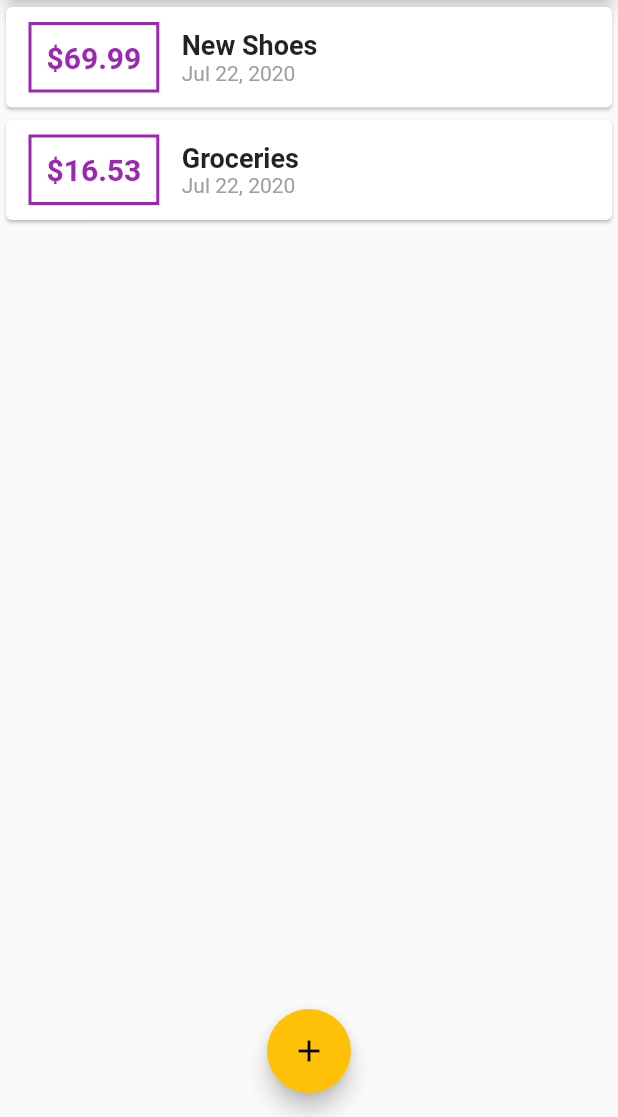
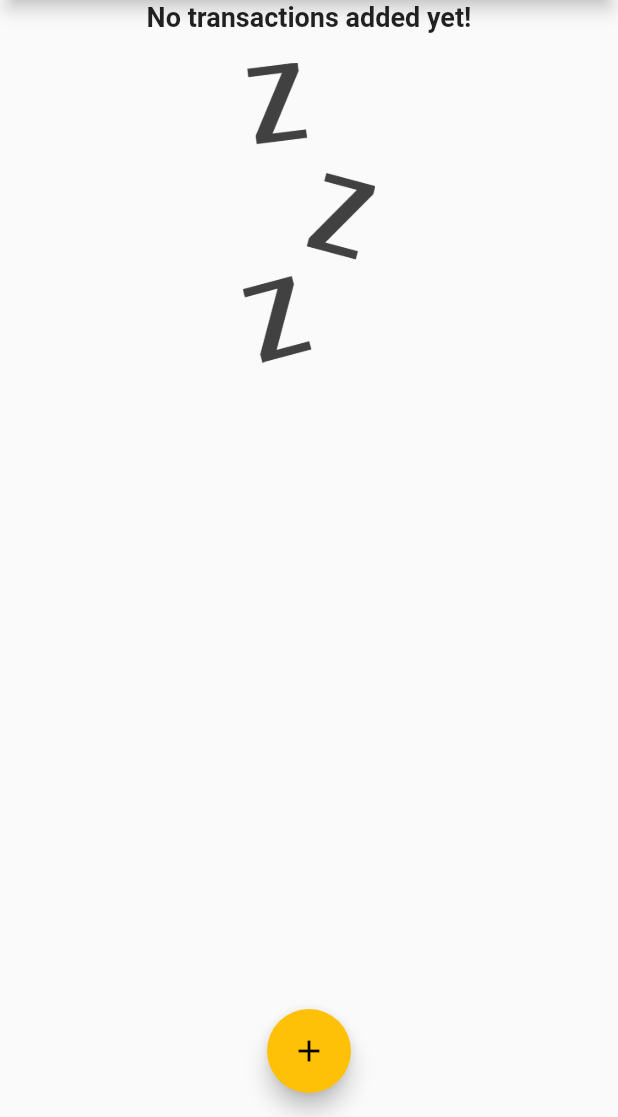
Before and after one commit to tdbranham/Simple_Financial_App, a Flutter app: the screen it shows after launch, on a phone screen of 412 x 824 dp, the part 119-1236 px from its top. Run offline on Flutter 3.47's test engine with Material 2 defaults, Android fonts, the phone set to English and light mode, and no system bars; Roboto replaces fonts that are missing (OpenSane).

Commit message:
add chart weekday value logic

```diff
--- a/lib/main.dart
+++ b/lib/main.dart
@@ -47,18 +47,18 @@ class _MyHomePageState extends State<MyHomePage> {
   String amountInput;
 
   final List<Transaction> _userTransactions = [
-    Transaction(
-      id: 't1',
-      title: 'New Shoes',
-      amount: 69.99,
-      date: DateTime.now(),
-    ),
-    Transaction(
-      id: 't2',
-      title: 'Groceries',
-      amount: 16.53,
-      date: DateTime.now(),
-    ),
+    // Transaction(
+    //   id: 't1',
+    //   title: 'New Shoes',
+    //   amount: 69.99,
+    //   date: DateTime.now(),
+    // ),
+    // Transaction(
+    //   id: 't2',
+    //   title: 'Groceries',
+    //   amount: 16.53,
+    //   date: DateTime.now(),
+    // ),
   ];
 
   void _addNewTransaction(String txTitle, double txAmount) {
--- a/lib/widgets/transaction_list.dart
+++ b/lib/widgets/transaction_list.dart
@@ -12,7 +12,26 @@ class TransactionList extends StatelessWidget {
   Widget build(BuildContext context) {
     return Container(
       height: 300,
-      child: ListView.builder(
+      child: transactions.isEmpty
+          ? Column(
+              children: <Widget>[
+                Text(
+                  'No transactions added yet!',
+                  style: Theme.of(context).textTheme.headline6,
+                ),
+                SizedBox(
+                  height: 20,
+                ),
+                Container(
+                  height: 200,
+                  child: Image.asset(
+                    'assets/images/waiting.png',
+                    fit: BoxFit.cover,
+                  ),
+                ),
+              ],
+            )
+          : ListView.builder(
               itemBuilder: (ctx, index) {
                 return Card(
                   child: Row(
--- a/pubspec.yaml
+++ b/pubspec.yaml
@@ -45,9 +45,8 @@ flutter:
   uses-material-design: true
 
   # To add assets to your application, add an assets section, like this:
-  # assets:
-  #   - images/a_dot_burr.jpeg
-  #   - images/a_dot_ham.jpeg
+  assets:
+    - assets/images/waiting.png
 
   # An image asset can refer to one or more resolution-specific "variants", see
   # https://flutter.dev/assets-and-images/#resolution-aware.
```
Also changed, not shown: lib/widgets/chart.dart (added, +43 -0 lines), assets/images/waiting.png (added). Lines whose indentation alone changed are shown as unchanged.
